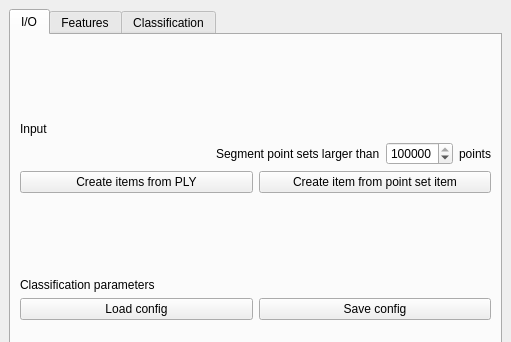
This is Polyhedron/demo/Polyhedron/Plugins/Point_set/Point_set_classification_widget.ui in CGAL/cgal as Qt 5 draws it before an edit; both pictures show x 0 to 511 and y 0 to 342 of the 511 by 572 pixel window. The edited form follows.
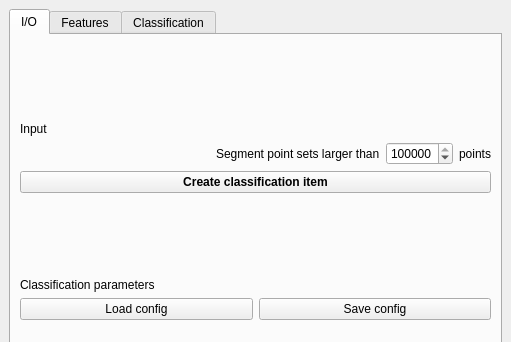
This is the edited form. The open tabs and pages were chosen to show the change.

Commit message: Make classification work with new point set API

What changed in the file:
```diff
--- a/Polyhedron/demo/Polyhedron/Plugins/Point_set/Point_set_classification_widget.ui
+++ b/Polyhedron/demo/Polyhedron/Plugins/Point_set/Point_set_classification_widget.ui
@@ -103,17 +103,16 @@
         </item>
         <item>
          <layout class="QHBoxLayout" name="horizontalLayout">
-          <item>
-           <widget class="QPushButton" name="create_from_file">
-            <property name="text">
-             <string>Create items from PLY</string>
-            </property>
-           </widget>
-          </item>
           <item>
            <widget class="QPushButton" name="create_from_item">
+            <property name="font">
+             <font>
+              <weight>75</weight>
+              <bold>true</bold>
+             </font>
+            </property>
             <property name="text">
-             <string>Create item from point set item</string>
+             <string>Create classification item</string>
             </property>
            </widget>
           </item>
```
Left out of the diff: 2 changed lines with no effect on the pictures. The commit also changes 3 other files.
